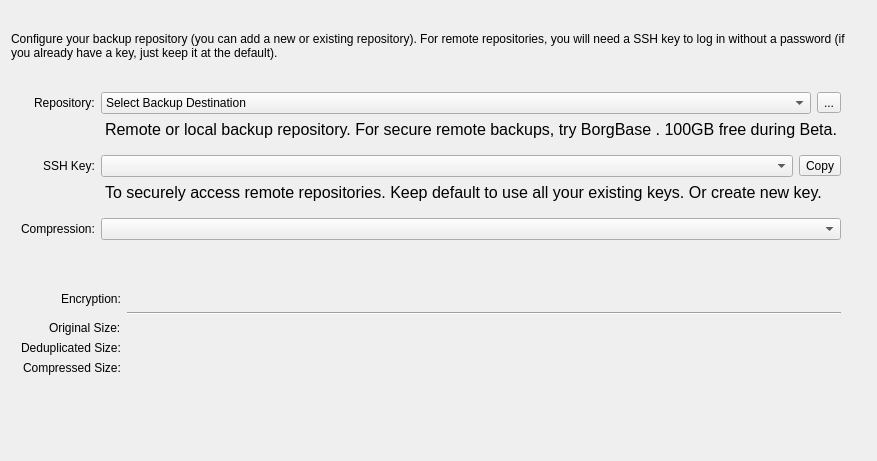
Qt form src/vorta/assets/UI/repotab.ui (borgbase/vorta) before a commit.
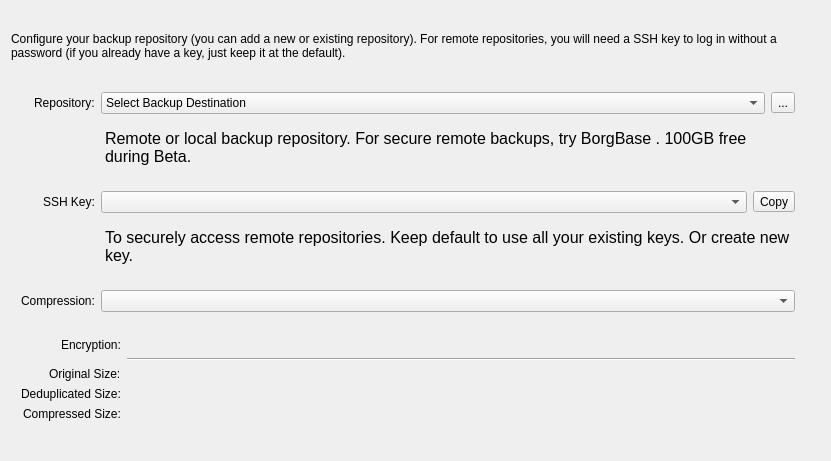
The same form after that commit. Icons and pictures are not drawn.

Commit message: Fix additional word wraps (#30) and logging display. Fix exception on missing `archives` key (#58).

Diff of the .ui file:
```diff
--- a/src/vorta/assets/UI/repotab.ui
+++ b/src/vorta/assets/UI/repotab.ui
@@ -115,6 +115,9 @@
        <property name="text">
         <string>&lt;html&gt;&lt;head/&gt;&lt;body&gt;&lt;p&gt;Remote or local backup repository. For secure remote backups, try &lt;a href=&quot;https://www.borgbase.com/?utm_source=vorta&amp;utm_medium=app&quot;&gt;&lt;span style=&quot; text-decoration: underline; color:#0000ff;&quot;&gt;BorgBase&lt;/span&gt;&lt;/a&gt;. 100GB free during Beta.&lt;/p&gt;&lt;/body&gt;&lt;/html&gt;</string>
        </property>
+       <property name="wordWrap">
+        <bool>true</bool>
+       </property>
        <property name="openExternalLinks">
         <bool>true</bool>
        </property>
@@ -183,6 +186,9 @@
        <property name="text">
         <string>To securely access remote repositories. Keep default to use all your existing keys. Or create new key.</string>
        </property>
+       <property name="wordWrap">
+        <bool>true</bool>
+       </property>
       </widget>
      </item>
     </layout>
```
Left out of the diff: 4 changed lines with no effect on the pictures. The commit also changes 3 other files.
